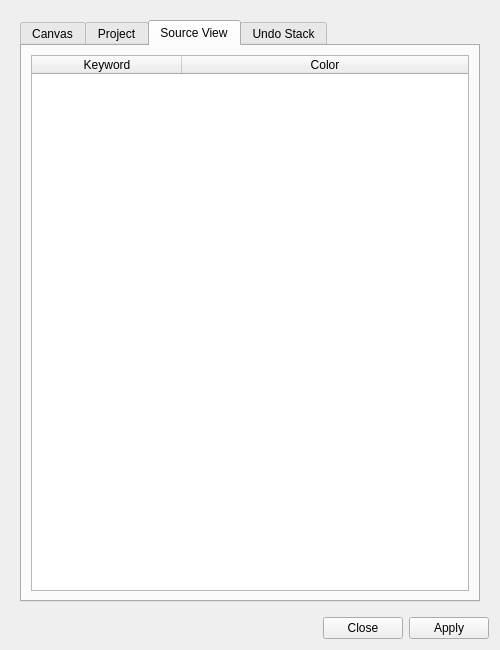
The window that UI/glitch-canvas-settings.ui (textbrowser/glitch) describes before a commit, drawn with Qt 5.
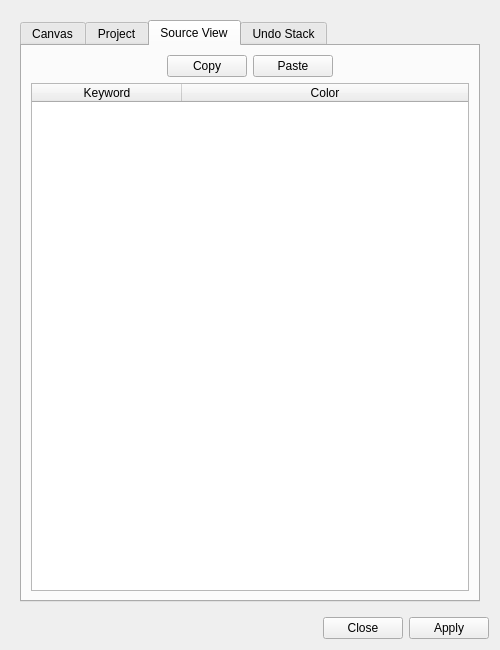
The same window after the commit. The open tabs and pages were chosen to show the change. Icons and pictures are not drawn.

Commit message: Corrected buddies.

The edit to the form file:
```diff
--- a/UI/glitch-canvas-settings.ui
+++ b/UI/glitch-canvas-settings.ui
@@ -660,6 +660,50 @@
            <string>Source View</string>
           </attribute>
           <layout class="QVBoxLayout" name="verticalLayout_7">
+           <item>
+            <layout class="QHBoxLayout" name="horizontalLayout_14">
+             <item>
+              <spacer name="horizontalSpacer_10">
+               <property name="orientation">
+                <enum>Qt::Horizontal</enum>
+               </property>
+               <property name="sizeHint" stdset="0">
+                <size>
+                 <width>40</width>
+                 <height>20</height>
+                </size>
+               </property>
+              </spacer>
+             </item>
+             <item>
+              <widget class="QPushButton" name="special_copy">
+               <property name="text">
+                <string>Copy</string>
+               </property>
+              </widget>
+             </item>
+             <item>
+              <widget class="QPushButton" name="special_paste">
+               <property name="text">
+                <string>Paste</string>
+               </property>
+              </widget>
+             </item>
+             <item>
+              <spacer name="horizontalSpacer_12">
+               <property name="orientation">
+                <enum>Qt::Horizontal</enum>
+               </property>
+               <property name="sizeHint" stdset="0">
+                <size>
+                 <width>40</width>
+                 <height>20</height>
+                </size>
+               </property>
+              </spacer>
+             </item>
+            </layout>
+           </item>
            <item>
             <widget class="QTableWidget" name="source_view_keywords">
              <property name="alternatingRowColors">
```
Left out of the diff: 6 changed lines with no effect on the pictures.
